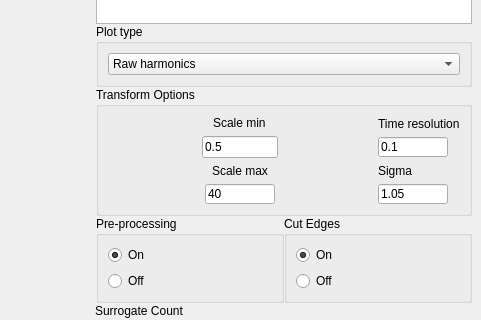
Old version of the form res/layout/window_harmonics.ui in the repository luphysics/PyMODA; both pictures show x 1015 to 1496 and y 160 to 480 of the 1496 by 766 pixel window.
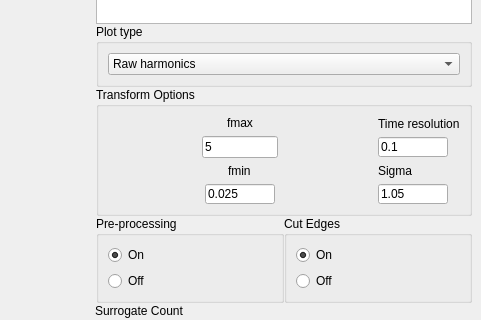
New version of the form. Custom widgets are drawn as their Qt base class.

Commit message: Specify fmax, fmin in DHWindow instead of scale_min, scale_max

Diff of the .ui file:
```diff
--- a/res/layout/window_harmonics.ui
+++ b/res/layout/window_harmonics.ui
@@ -140,7 +140,7 @@
                           <enum>QFrame::NoFrame</enum>
                          </property>
                          <property name="text">
-                          <string>Scale min</string>
+                          <string>fmax</string>
                          </property>
                         </widget>
                        </item>
@@ -153,7 +153,7 @@
                           </size>
                          </property>
                          <property name="text">
-                          <string>0.5</string>
+                          <string>5</string>
                          </property>
                         </widget>
                        </item>
@@ -167,7 +167,7 @@
                           <enum>QFrame::NoFrame</enum>
                          </property>
                          <property name="text">
-                          <string>Scale max</string>
+                          <string>fmin</string>
                          </property>
                         </widget>
                        </item>
@@ -186,7 +186,7 @@
                           </size>
                          </property>
                          <property name="text">
-                          <string>40</string>
+                          <string>0.025</string>
                          </property>
                         </widget>
                        </item>
```
Left out of the diff: 4 changed lines with no effect on the pictures. The commit also changes 3 other files.
